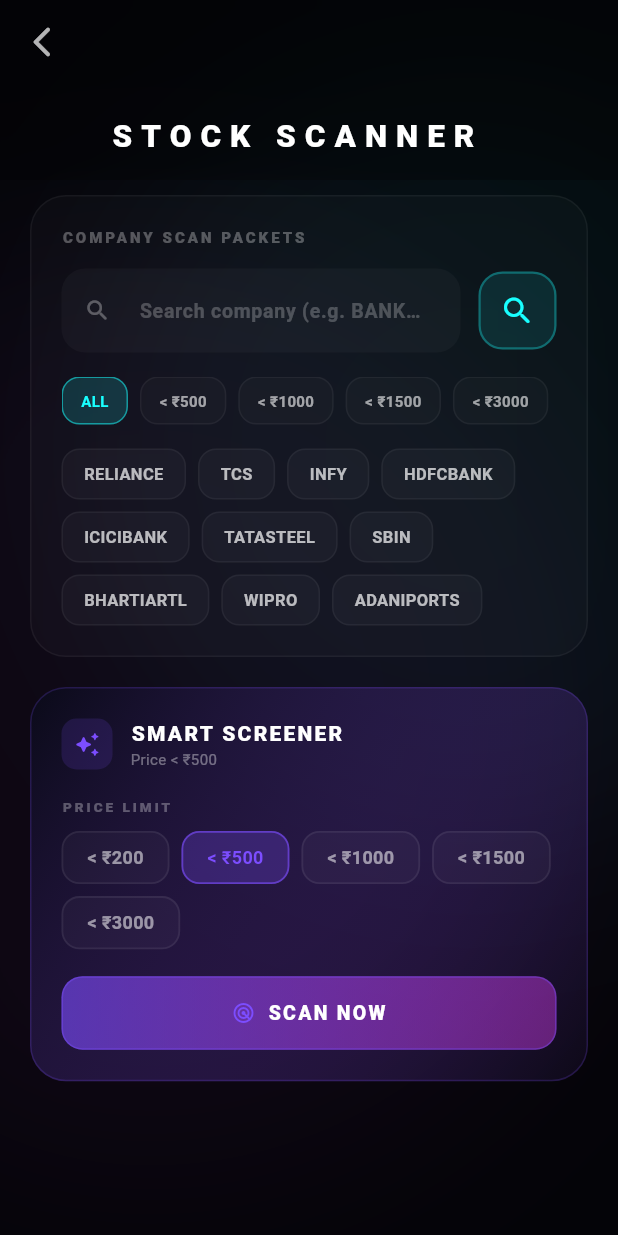
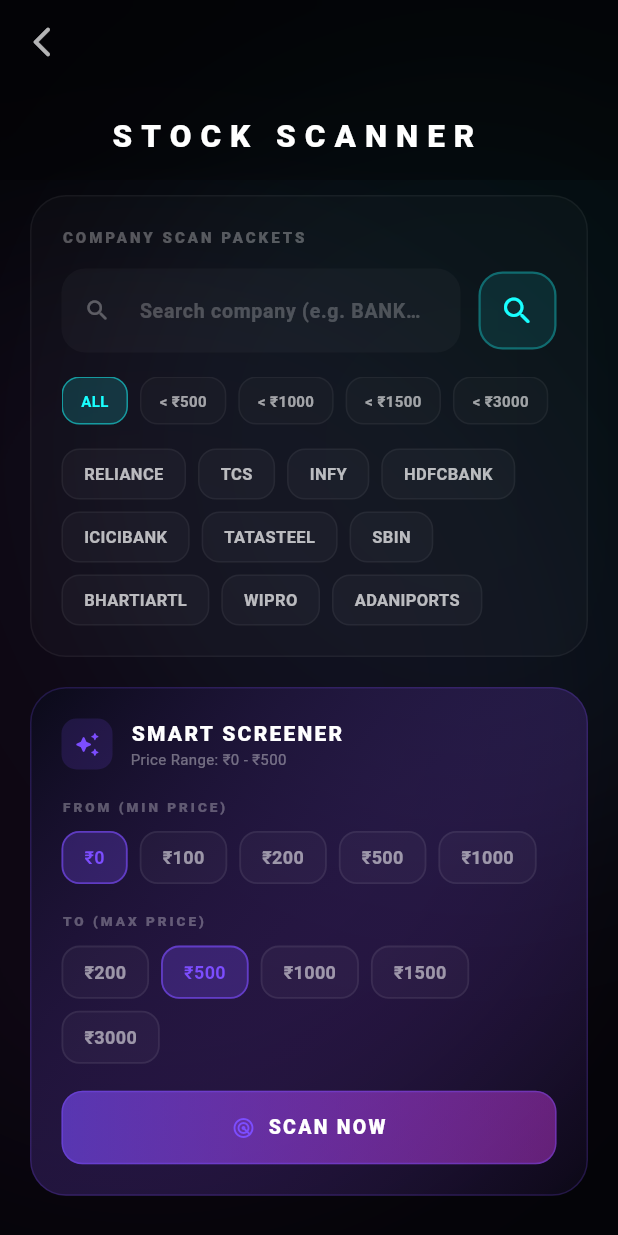
Before and after one commit to Sudhirsd19/Pariksha, a Flutter app: the StockScannerScreen screen opened directly, on a phone screen of 412 x 824 dp. Run offline on Flutter 3.47's test engine with Material 3 defaults, Android fonts, the phone set to English and light mode, and no system bars; our stand-ins replace cloud_firestore, firebase_core, firebase_messaging, fl_chart, flutter_local_notifications; accounts and stored records are empty; network calls fail.

Commit message:
Upgrade: Add Min/Max price ranges in Smart Screener UI and backend optimizer

```diff
--- a/frontend/lib/providers/trading_provider.dart
+++ b/frontend/lib/providers/trading_provider.dart
@@ -533,9 +533,9 @@ class TradingProvider with ChangeNotifier {
     }
   }
 
-  Future<Map<String, dynamic>?> smartScreener(double maxPrice) async {
+  Future<Map<String, dynamic>?> smartScreener(double minPrice, double maxPrice) async {
     try {
-      return await _apiService.smartScreener(maxPrice);
+      return await _apiService.smartScreener(minPrice, maxPrice);
     } catch (_) {
       return null;
     }
--- a/frontend/lib/screens/stock_scanner_screen.dart
+++ b/frontend/lib/screens/stock_scanner_screen.dart
@@ -1736,14 +1736,16 @@ class _SmartScreenerCard extends StatefulWidget {
 }
 
 class _SmartScreenerCardState extends State<_SmartScreenerCard> {
-  double _selectedPrice = 500;
+  double _minPrice = 0;
+  double _maxPrice = 500;
   bool _isScanning = false;
   List<Map<String, dynamic>> _results = [];
   int _scanned = 0;
   bool _hasScanned = false;
   String? _error;
 
-  final List<double> _priceLimits = [200, 500, 1000, 1500, 3000];
+  final List<double> _minLimits = [0, 100, 200, 500, 1000];
+  final List<double> _maxLimits = [200, 500, 1000, 1500, 3000];
 
   Future<void> _runScan() async {
     setState(() {
@@ -1754,7 +1756,7 @@ class _SmartScreenerCardState extends State<_SmartScreenerCard> {
     });
     try {
       final provider = Provider.of<TradingProvider>(context, listen: false);
-      final res = await provider.smartScreener(_selectedPrice);
+      final res = await provider.smartScreener(_minPrice, _maxPrice);
       if (res != null && res['status'] == 'success') {
         setState(() {
           _results = List<Map<String, dynamic>>.from(
@@ -1818,7 +1820,7 @@ class _SmartScreenerCardState extends State<_SmartScreenerCard> {
                     ),
                   ),
                   Text(
-                    "Price < ₹${_selectedPrice.toInt()}",
+                    "Price Range: ₹${_minPrice.toInt()} - ₹${_maxPrice.toInt()}",
                     style: const TextStyle(color: Colors.white38, fontSize: 10),
                   ),
                 ],
@@ -1827,24 +1829,29 @@ class _SmartScreenerCardState extends State<_SmartScreenerCard> {
           ),
           const SizedBox(height: 18),
 
-          // Price Filter Label
+          // Price Filter Label (Min Price)
           const Text(
-            "PRICE LIMIT",
+            "FROM (MIN PRICE)",
             style: TextStyle(color: Colors.white30, fontSize: 9, fontWeight: FontWeight.w900, letterSpacing: 2),
           ),
           const SizedBox(height: 10),
 
-          // Price Filter Chips
+          // Min Price Chips
           Wrap(
             spacing: 8,
             runSpacing: 8,
-            children: _priceLimits.map((price) {
-              final selected = _selectedPrice == price;
+            children: _minLimits.map((price) {
+              final selected = _minPrice == price;
               return GestureDetector(
-                onTap: () => setState(() => _selectedPrice = price),
+                onTap: () => setState(() {
+                  _minPrice = price;
+                  if (_minPrice >= _maxPrice) {
+                    _maxPrice = _minPrice + 500;
+                  }
+                }),
                 child: AnimatedContainer(
                   duration: const Duration(milliseconds: 200),
-                  padding: const EdgeInsets.symmetric(horizontal: 16, vertical: 8),
+                  padding: const EdgeInsets.symmetric(horizontal: 14, vertical: 8),
                   decoration: BoxDecoration(
                     color: selected
                         ? Colors.deepPurpleAccent.withValues(alpha: 0.25)
@@ -1858,7 +1865,56 @@ class _SmartScreenerCardState extends State<_SmartScreenerCard> {
                     ),
                   ),
                   child: Text(
-                    "< ₹${price.toInt()}",
+                    "₹${price.toInt()}",
+                    style: TextStyle(
+                      color: selected ? Colors.deepPurpleAccent : Colors.white54,
+                      fontWeight: FontWeight.bold,
+                      fontSize: 12,
+                    ),
+                  ),
+                ),
+              );
+            }).toList(),
+          ),
+          const SizedBox(height: 18),
+
+          // Price Filter Label (Max Price)
+          const Text(
+            "TO (MAX PRICE)",
+            style: TextStyle(color: Colors.white30, fontSize: 9, fontWeight: FontWeight.w900, letterSpacing: 2),
+          ),
+          const SizedBox(height: 10),
+
+          // Max Price Chips
+          Wrap(
+            spacing: 8,
+            runSpacing: 8,
+            children: _maxLimits.map((price) {
+              final selected = _maxPrice == price;
+              return GestureDetector(
+                onTap: () => setState(() {
+                  _maxPrice = price;
+                  if (_maxPrice <= _minPrice) {
+                    _minPrice = _maxPrice >= 500 ? _maxPrice - 500 : 0;
+                  }
+                }),
+                child: AnimatedContainer(
+                  duration: const Duration(milliseconds: 200),
+                  padding: const EdgeInsets.symmetric(horizontal: 14, vertical: 8),
+                  decoration: BoxDecoration(
+                    color: selected
+                        ? Colors.deepPurpleAccent.withValues(alpha: 0.25)
+                        : Colors.white.withValues(alpha: 0.03),
+                    borderRadius: BorderRadius.circular(12),
+                    border: Border.all(
+                      color: selected
+                          ? Colors.deepPurpleAccent.withValues(alpha: 0.6)
+                          : Colors.white.withValues(alpha: 0.07),
+                      width: 1.2,
+                    ),
+                  ),
+                  child: Text(
+                    "₹${price.toInt()}",
                     style: TextStyle(
                       color: selected ? Colors.deepPurpleAccent : Colors.white54,
                       fontWeight: FontWeight.bold,
@@ -1984,7 +2040,7 @@ class _SmartScreenerCardState extends State<_SmartScreenerCard> {
                     const Icon(Icons.search_off_rounded, color: Colors.white24, size: 32),
                     const SizedBox(height: 8),
                     Text(
-                      "Koi stock nahi mila under ₹${_selectedPrice.toInt()}",
+                      "Koi stock nahi mila range mein (₹${_minPrice.toInt()} - ₹${_maxPrice.toInt()})",
                       textAlign: TextAlign.center,
                       style: const TextStyle(color: Colors.white38, fontSize: 12),
                     ),
--- a/frontend/lib/services/api_service.dart
+++ b/frontend/lib/services/api_service.dart
@@ -136,10 +136,10 @@ class ApiService {
     return [];
   }
 
-  Future<Map<String, dynamic>?> smartScreener(double maxPrice) async {
+  Future<Map<String, dynamic>?> smartScreener(double minPrice, double maxPrice) async {
     try {
       final response = await http.get(
-        Uri.parse('$baseUrl/api/scanner/bulk-scan?max_price=$maxPrice'),
+        Uri.parse('$baseUrl/api/scanner/bulk-scan?min_price=$minPrice&max_price=$maxPrice'),
       ).timeout(const Duration(seconds: 180));
       if (response.statusCode == 200) {
         return json.decode(response.body);
```
Also changed, not shown: 1 other file.
